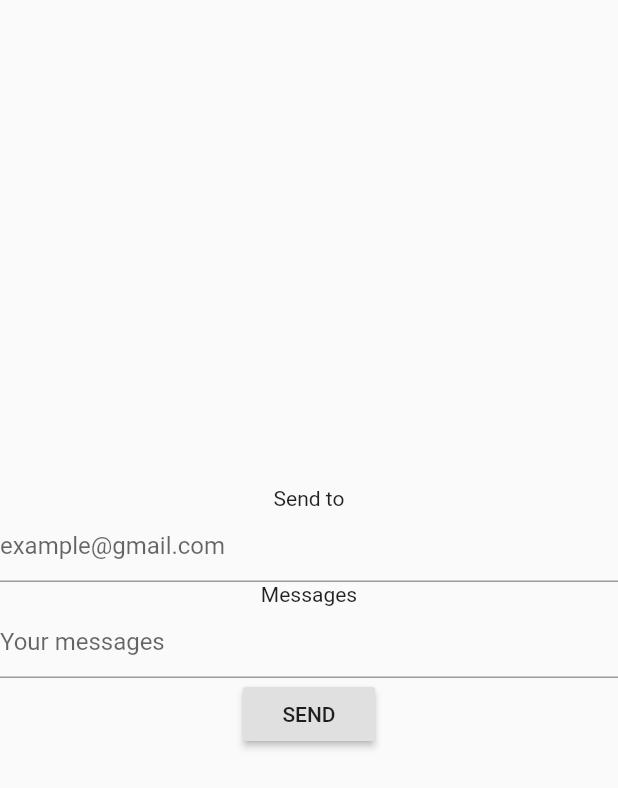
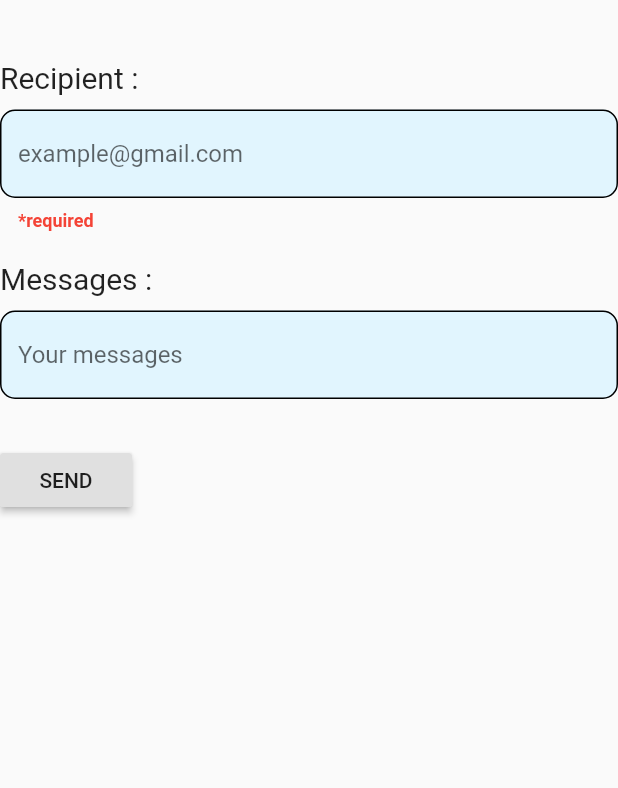
Before and after one commit to The-Brainiacs/elearning, a Flutter app: the BodyLayout screen opened directly, on a phone screen of 412 x 824 dp. Shown: the top 788 px of the screen. Run offline on Flutter 3.47's test engine with Material 2 defaults, Android fonts, the light colour scheme and no system bars; Roboto replaces fonts that are missing (Arial).

Commit message:
style new message screen

```diff
--- a/lib/ui/views/newmessage.dart
+++ b/lib/ui/views/newmessage.dart
@@ -1,4 +1,3 @@
-import 'package:elearning_app/ui/views/messages.dart';
 import 'package:flutter/material.dart';
 
 class NewMessagePage extends StatefulWidget {
@@ -9,7 +8,6 @@ class NewMessagePage extends StatefulWidget {
 }
 
 class _NewMessagePageState extends State<NewMessagePage> {
-
   int counter = 0;
 
   @override
@@ -18,17 +16,18 @@ int counter = 0;
       appBar: AppBar(
         title: Text('New Messages'),
       ),
-       body: Center(child: BodyLayout(), ),
+      body: Center(
+        child: BodyLayout(),
+      ),
+
       bottomNavigationBar: buildBottomNav(),
     );
   }
 }
 
 class BodyLayout extends StatefulWidget {
-
   @override
   _BodyLayoutState createState() => _BodyLayoutState();
-
 }
 
 class _BodyLayoutState extends State<BodyLayout> {
@@ -38,31 +37,61 @@ class _BodyLayoutState extends State<BodyLayout> {
   Widget build(BuildContext context) {
     return new Scaffold(
       body: new Column(
-      mainAxisAlignment: MainAxisAlignment.center,
+        mainAxisAlignment: MainAxisAlignment.start,
+        crossAxisAlignment: CrossAxisAlignment.start,
         children: <Widget>[
-
-        new Text('Send to'),
+          SizedBox(height: 40),
+          new Text(
+            'Recipient : ',
+            style: TextStyle(
+              fontSize: 20,
+            ),
+          ),
+          SizedBox(height: 10),
           new TextField(
             controller: _controller,
-            decoration: new InputDecoration(
-
-                hintText: 'example@gmail.com',
+                    decoration: InputDecoration(
+                      filled: true,
+                      fillColor: Colors.lightBlue[50],
+                        errorBorder: OutlineInputBorder(
+                          borderSide: BorderSide(
+                            color: Colors.black,
+                          ),
+                          borderRadius: BorderRadius.circular(10.0),
+                        ),
+                        hintText: "example@gmail.com",
+                        errorText: "*required",
+                        errorStyle: TextStyle(
+                            color: Colors.red, fontWeight: FontWeight.bold)),
+                  ),
+              SizedBox(height: 20),
+          new Text(
+            'Messages : ',
+            style: TextStyle(
+              fontSize: 20,
             ),
           ),
-        new Text('Messages'),
+          SizedBox(height: 10),
           new TextField(
               controller: _controller2,
-            decoration: new InputDecoration(
-                hintText: 'Your messages',
+              decoration: InputDecoration(
+    filled: true,
+                      fillColor: Colors.lightBlue[50],
+                enabledBorder: OutlineInputBorder(
+                  borderSide: BorderSide(
+                    color: Colors.black,
                   ),
-
+                  borderRadius: BorderRadius.circular(10.0),
                 ),
+                hintText: "Your messages",
+              )),
+          SizedBox(height: 30),
           new RaisedButton(
             onPressed: () {
               showDialog(
                 context: context,
                 child: new AlertDialog(
-                      title: new Text('Send messages?'),
+                  title: new Text('Send messages to '),
                   content: new Text(_controller.text),
                 ),
               );
@@ -75,6 +104,8 @@ class _BodyLayoutState extends State<BodyLayout> {
   }
 }
 
+
+
 BottomNavigationBar buildBottomNav() {
   return BottomNavigationBar(
     type: BottomNavigationBarType.fixed,
@@ -82,26 +113,38 @@ BottomNavigationBar buildBottomNav() {
     items: [
       BottomNavigationBarItem(
         icon: Icon(Icons.calendar_today, color: Colors.white),
-            title: Text('', style: TextStyle(color: Colors.white),),
+        title: Text(
+          '',
+          style: TextStyle(color: Colors.white),
+        ),
       ),
       BottomNavigationBarItem(
-            icon: Icon(Icons.notifications,
-
-             color: Colors.white),
-            title: Text('', style: TextStyle(color: Colors.white),),
-
+        icon: Icon(Icons.notifications, color: Colors.white),
+        title: Text(
+          '',
+          style: TextStyle(color: Colors.white),
+        ),
       ),
       BottomNavigationBarItem(
         icon: Icon(Icons.folder, color: Colors.white),
-            title: Text('', style: TextStyle(color: Colors.white),),
+        title: Text(
+          '',
+          style: TextStyle(color: Colors.white),
+        ),
       ),
       BottomNavigationBarItem(
         icon: Icon(Icons.mail, color: Colors.white),
-            title: Text('', style: TextStyle(color: Colors.white),),
+        title: Text(
+          '',
+          style: TextStyle(color: Colors.white),
+        ),
       ),
       BottomNavigationBarItem(
         icon: Icon(Icons.exit_to_app, color: Colors.white),
-            title: Text('', style: TextStyle(color: Colors.white),),
+        title: Text(
+          '',
+          style: TextStyle(color: Colors.white),
+        ),
       ),
     ],
   );
```
Lines whose indentation alone changed are shown as unchanged.
